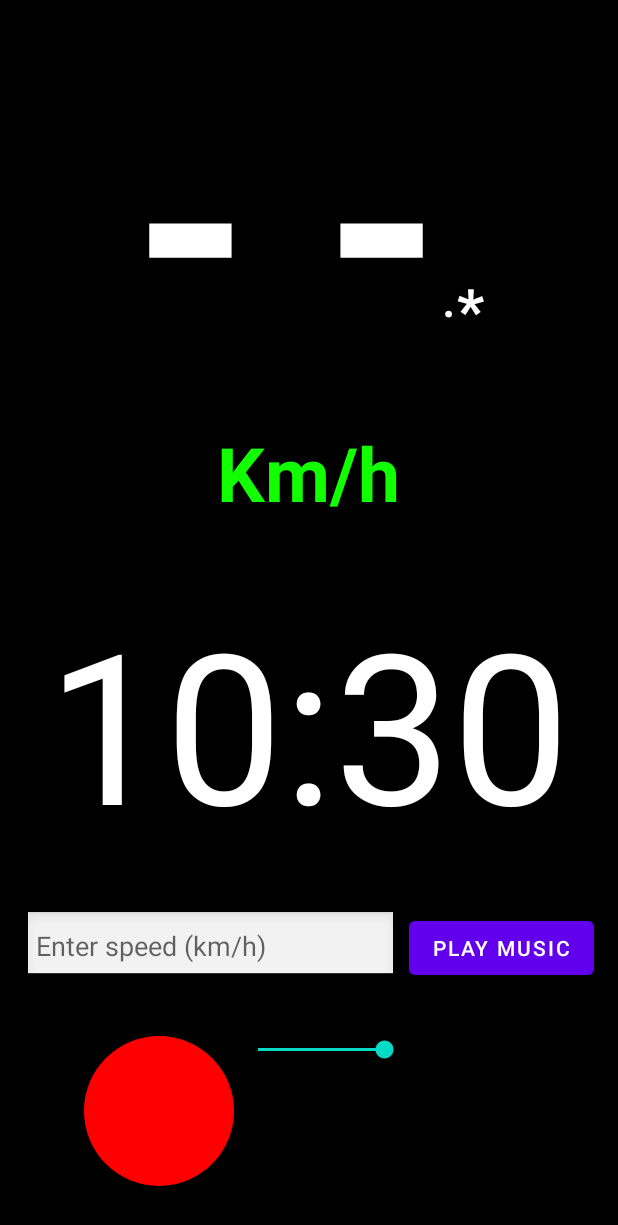
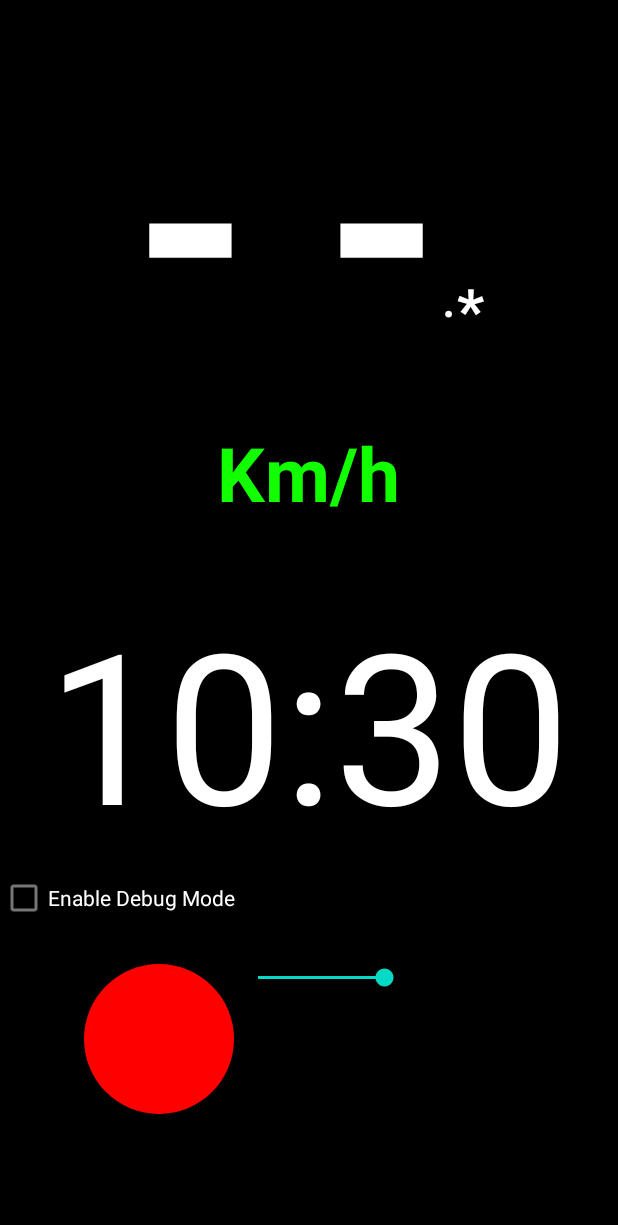
Before and after one commit to Brombeerkralle/Speedometer_NextGen_1, an Android app: the screen it shows after launch (MainActivity), on a phone screen of 412 x 824 dp. Shown: the top 1225 px of the screen. Run offline under Robolectric (Android 15) with nearby library versions, the phone set to English and light mode, and no system bars; libraries missing offline, so code that uses them is left out: pub.devrel.easypermissions.

Commit message:
Button that hides/shows debug Controls

```diff
--- a/app/src/main/java/com/example/speedometer_nextgen_1/MainActivity.kt
+++ b/app/src/main/java/com/example/speedometer_nextgen_1/MainActivity.kt
@@ -16,6 +16,9 @@ import pub.devrel.easypermissions.EasyPermissions
 import android.media.AudioManager
 import android.content.Context
 import android.graphics.drawable.GradientDrawable
+import android.view.View
+import android.widget.CheckBox
+import android.widget.LinearLayout
 import android.widget.SeekBar
 
 class MainActivity : AppCompatActivity(), EasyPermissions.PermissionCallbacks, EasyPermissions.RationaleCallbacks {
@@ -36,7 +39,7 @@ class MainActivity : AppCompatActivity(), EasyPermissions.PermissionCallbacks, E
 
 
         // Set up button and input for manual testing
-        setupDebugButton()
+        setupDebugToggle()
 
         setupVolumeControl()
     }
@@ -87,6 +90,19 @@ class MainActivity : AppCompatActivity(), EasyPermissions.PermissionCallbacks, E
 
         gpsGetSpeed = GPSgetSpeed(this, this)
         gpsGetSpeed.initializeLocationServices()
+    }
+
+    private fun setupDebugToggle() {
+        val debugToggleCheckbox = findViewById<CheckBox>(R.id.debugToggleCheckbox)
+        val debugControlsLayout = findViewById<LinearLayout>(R.id.debugControlsLayout)
+
+        debugToggleCheckbox.setOnCheckedChangeListener { _, isChecked ->
+            // Show debug controls if the checkbox is checked, hide otherwise
+            debugControlsLayout.visibility = if (isChecked) View.VISIBLE else View.GONE
+        }
+
+        // Retain the existing debug button setup within the debug controls layout
+        setupDebugButton()
     }
 
     // Set up the button for manual debugging and testing
--- a/app/src/main/res/layout/activity_main.xml
+++ b/app/src/main/res/layout/activity_main.xml
@@ -88,6 +88,7 @@
         android:layout_height="wrap_content"
         android:layout_gravity="center_horizontal"
         android:layout_marginTop="0dp"
+        android:layout_marginBottom="0dp"
         android:format12Hour="HH:mm"
         android:shadowColor="#000000"
         android:shadowDx="7"
@@ -96,13 +97,24 @@
         android:textColor="#FFFFFF"
         android:textSize="140sp" />
 
+    <CheckBox
+        android:id="@+id/debugToggleCheckbox"
+        android:layout_width="wrap_content"
+        android:layout_height="wrap_content"
+        android:layout_marginTop="0dp"
+        android:checked="false"
+        android:text="Enable Debug Mode"
+        android:textColor="#FFFFFF" />
+
     <!-- Speed input and button for manual testing -->
     <LinearLayout
+        android:id="@+id/debugControlsLayout"
         android:layout_width="match_parent"
         android:layout_height="wrap_content"
         android:orientation="horizontal"
         android:padding="16dp"
-        android:layout_marginTop="16dp">
+        android:layout_marginTop="16dp"
+        android:visibility="gone">
 
         <EditText
             android:id="@+id/speedInput"
--- a/app/src/main/res/values/ids.xml
+++ b/app/src/main/res/values/ids.xml
@@ -7,4 +7,5 @@
     <item name="speedInput" type="id" />
     <item name="playMusicButton" type="id" />
     <item name="main" type="id" />
+    <item name="debugControlsLayout" type="id" />
 </resources>
```
